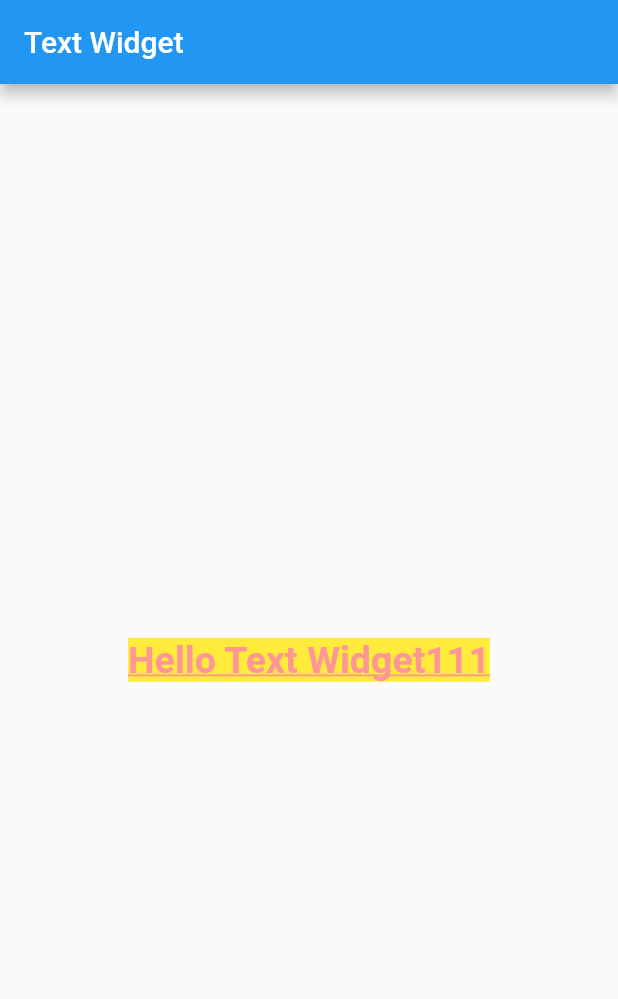
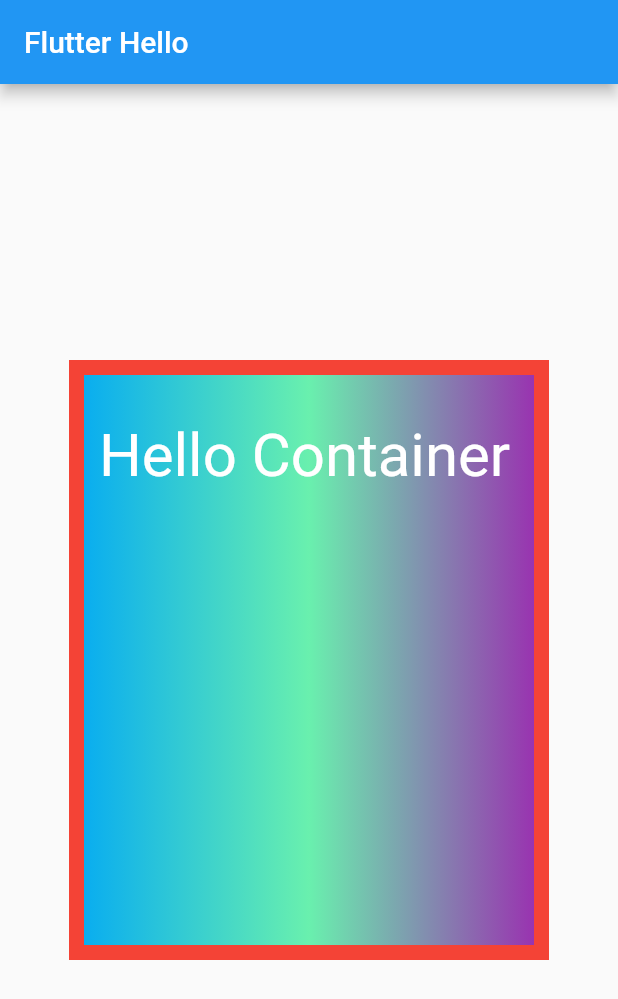
Before and after one commit to yhsy/flutter_hello, a Flutter app: the screen it shows after launch, on a phone screen of 412 x 824 dp. Shown: the top 999 px of the screen. Run offline on Flutter 3.47's test engine with Material 2 defaults, Android fonts, the phone set to English and light mode, and no system bars.

Commit message:
3-Contain容器组件及常用属性

```diff
--- a/lib/main.dart
+++ b/lib/main.dart
@@ -1,42 +1,74 @@
 import 'package:flutter/material.dart';
+
 //主函数（入口函数），下面我会简单说说Dart的函数
-void main() =>runApp(MyApp());
+void main() => runApp(MyApp());
+
 // 声明MyApp类
-class MyApp extends StatelessWidget{
+class MyApp extends StatelessWidget {
   //重写build方法
   @override
-  Widget build(BuildContext context){
+  Widget build(BuildContext context) {
     //返回一个Material风格的组件
-   return MaterialApp(
-      title:'Welcome to Flutteraa',
-      home:Scaffold(
+    return MaterialApp(
+      title: 'Flutter Demo',
+      home: Scaffold(
         //创建一个Bar，并添加文本
-        appBar:AppBar(
-          title:Text('Text Widget'),
+        appBar: AppBar(
+          title: Text('Flutter Hello'),
         ),
         //在主体的中间区域，添加一个hello world 的文本
-        body:Center(
-          child:Text(
-            'Hello Text Widget111',
-            textAlign: TextAlign.start,
-            // 最大行数
-            maxLines: 1,
-            // 溢出
-            overflow: TextOverflow.ellipsis,
-            // 样式(文本样式)
-            style: TextStyle(
-
-              // 字号
-              fontSize:25.0,
-              fontWeight: FontWeight.bold,
-              // 文字背景颜色
-              backgroundColor: Colors.yellow,
-              // 文字颜色
-              color:Color.fromARGB(255, 255, 150, 150),
-              // 文字颜色(透明度)
-              // color:Colors.black.withOpacity(0.3),
-              decoration:TextDecoration.underline,
-              decorationStyle:TextDecorationStyle.solid,
+        body: Center(
+          // Text Wiget
+          // child:Text(
+          //   'Hello Text Widget111',
+          //   textAlign: TextAlign.start,
+          //   // 最大行数
+          //   maxLines: 1,
+          //   // 溢出
+          //   overflow: TextOverflow.ellipsis,
+          //   // 样式(文本样式)
+          //   style: TextStyle(
+          //     // 字号
+          //     fontSize:25.0,
+          //     fontWeight: FontWeight.bold,
+          //     // 文字背景颜色
+          //     backgroundColor: Colors.yellow,
+          //     // 文字颜色
+          //     color:Color.fromARGB(255, 255, 150, 150),
+          //     // 文字颜色(透明度)
+          //     // color:Colors.black.withOpacity(0.3),
+          //     decoration:TextDecoration.underline,
+          //     decorationStyle:TextDecorationStyle.solid,
+          //   ),
+          // ),
+          // 容器
+          child: Container(
+            child: new Text(
+              'Hello Container',
+              style: TextStyle(fontSize: 40.0,color: Colors.white),
+            ),
+            //  整体对齐(9种对齐方式(顶部中部底部，左中右))
+            alignment: Alignment.topLeft,
+            width: 320,
+            height: 400,
+            // 统一设置margin
+            margin: const EdgeInsets.all(30),
+            // 统一设置padding
+            // padding: const EdgeInsets.all(20),
+            // 分开设置padding
+            padding:const EdgeInsets.fromLTRB(10,30,0,0),
+            // color: Colors.lightGreen,
+            // 用来设置背景色和边框
+            // 注意:设置背景色就要去掉color
+            decoration:new BoxDecoration(
+              // 渐变背景
+              gradient:const LinearGradient(
+                colors:[Colors.lightBlue,Colors.greenAccent,Colors.purple]
+              ),
+              // 纯色背景
+              // color: Colors.lightGreen[500],
+              // 边框
+              border:Border.all(width:10,color:Colors.red)
             ),
           ),
         ),
```
